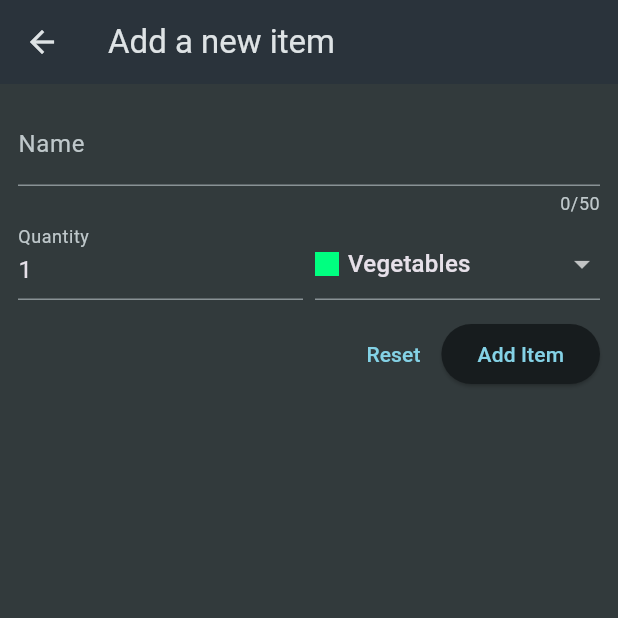
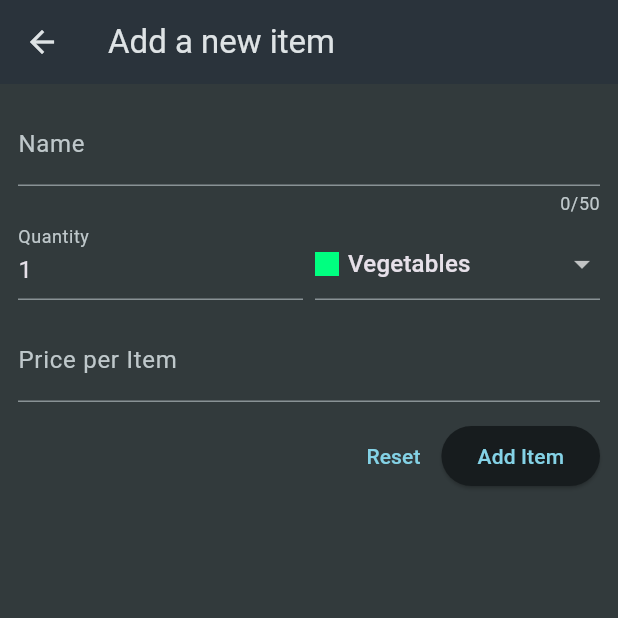
Before and after one commit to NicoSGaray/shopping_list_app, a Flutter app: the screen it shows after launch, after a tap on the "add" icon, on a phone screen of 412 x 824 dp, the top half of it. Run offline on Flutter 3.47's test engine with Material 3 defaults, Android fonts, the phone set to English and light mode, and no system bars; network calls fail.

Commit message:
Item Picre + Cuantity Total

```diff
--- a/lib/models/grocery_item.dart
+++ b/lib/models/grocery_item.dart
@@ -6,10 +6,12 @@ class GroceryItem {
     required this.name,
     required this.quantity,
     required this.category,
+    required this.price, // price per item
   });
 
   final String id;
   final String name;
   final int quantity;
   final Category category;
+  final double price; // stores price per item
 }
--- a/lib/widgets/grocery_list.dart
+++ b/lib/widgets/grocery_list.dart
@@ -39,7 +39,7 @@ class _GroceryListState extends State<GroceryList> {
         });
       }
 
-    if(response.body == 'null'){
+      if (response.body == 'null') {
         setState(() {
           _isLoading = false;
         });
@@ -59,6 +59,7 @@ class _GroceryListState extends State<GroceryList> {
             id: item.key,
             name: item.value['name'],
             quantity: item.value['quantity'],
+            price: item.value['price'] ?? 0.0, // includes the price
             category: category,
           ),
         );
@@ -67,11 +68,20 @@ class _GroceryListState extends State<GroceryList> {
         _groceryItems = loadedItems;
         _isLoading = false;
       });
-    } catch (error){
+    } catch (error) {
       setState(() {
         _error = 'Something went wrong! Please try again later.';
       });
     }
+  }
+
+  double _calculateTotalAmount() {
+    double total = 0.0; // Initializes the total amount
+    for (var item in _groceryItems) {
+      total += item.quantity * item.price; // Add the price for each item
+    }
+
+    return total; // Returns the calculated total
   }
 
   void _addItem() async {
@@ -102,26 +112,33 @@ class _GroceryListState extends State<GroceryList> {
 
     final response = await http.delete(url);
 
-
-    if(response.statusCode >= 400){
+    if (response.statusCode >= 400) {
       setState(() {
-        _groceryItems.insert(index ,item);
+        _groceryItems.insert(index, item);
       });
     }
   }
 
   @override
   Widget build(BuildContext context) {
-    Widget content = const Center(
-      child: Text('No items added yet.'),
+    Widget totalAmountWidget = Padding(
+      padding: const EdgeInsets.all(8.0),
+      child: Text(
+        'Total Amount: \$${_calculateTotalAmount().toStringAsFixed(2)}', // Displays the total amount with two decimal places
+        style: const TextStyle(
+          fontSize: 20,
+          fontWeight: FontWeight.bold,
+        ), // Style for the total amount text
+      ),
     );
 
-    if (_isLoading) {
-      content = const Center(child: CircularProgressIndicator());
-    }
-
-    if (_groceryItems.isNotEmpty) {
-      content = ListView.builder(
+    Widget content = Column(
+      children: [
+        totalAmountWidget, // Displays total amount at the top
+        Expanded(
+          child: _groceryItems.isEmpty
+              ? const Center(child: Text('No items added yet.'))
+              : ListView.builder(
                   itemCount: _groceryItems.length,
                   itemBuilder: (ctx, index) => Dismissible(
                     onDismissed: (direction) {
@@ -130,6 +147,8 @@ class _GroceryListState extends State<GroceryList> {
                     key: ValueKey(_groceryItems[index].id),
                     child: ListTile(
                       title: Text(_groceryItems[index].name),
+                      subtitle: Text(
+                          'Price: \$${_groceryItems[index].price.toStringAsFixed(2)}'), // Displays price
                       leading: Container(
                         width: 24,
                         height: 24,
@@ -140,13 +159,17 @@ class _GroceryListState extends State<GroceryList> {
                       ),
                     ),
                   ),
+                ),
+        ),
+      ],
     );
+
+    if (_isLoading) {
+      content = const Center(child: CircularProgressIndicator());
     }
 
     if (_error != null) {
-      content = Center(
-        child: Text(_error!),
-      );
+      content = Center(child: Text(_error!));
     }
 
     return Scaffold(
--- a/lib/widgets/new_item.dart
+++ b/lib/widgets/new_item.dart
@@ -21,6 +21,7 @@ class _NewItemState extends State<NewItem> {
   var _enteredName = '';
   var _enteredQuantity = 1;
   var _selectedCategory = categories[Categories.vegetables]!;
+  var _enteredPrice = 0.0; // New property for price
   var _isSending = false;
 
   void _saveItem() async {
@@ -42,6 +43,7 @@ class _NewItemState extends State<NewItem> {
             'name': _enteredName,
             'quantity': _enteredQuantity,
             'category': _selectedCategory.title,
+            'price': _enteredPrice, // Send price to Firebase
           },
         ),
       );
@@ -57,6 +59,7 @@ class _NewItemState extends State<NewItem> {
             id: resData['name'],
             name: _enteredName,
             quantity: _enteredQuantity,
+            price: _enteredPrice, // sets price
             category: _selectedCategory),
       );
     }
@@ -147,6 +150,30 @@ class _NewItemState extends State<NewItem> {
                 ],
               ),
               const SizedBox(height: 12),
+              TextFormField(
+                decoration: const InputDecoration(
+                  label:
+                      Text('Price per Item'), // Label displayed above the input
+                ),
+                keyboardType: const TextInputType.numberWithOptions(
+                    decimal: true), // Ensures input supports decimals
+                validator: (value) {
+                  // Validation for the price
+                  if (value == null ||
+                      value.isEmpty ||
+                      double.tryParse(value) == null ||
+                      double.tryParse(value)! <= 0) {
+                    return 'Must be a valid, positive number.'; // Error message if input is invalid
+                  }
+                  return null; // Return null if the input passes validation
+                },
+                onSaved: (value) {
+                  _enteredPrice =
+                      double.parse(value!); // Saves the valid input as a double
+                },
+              ),
+              // Adds space between the price input and the next widget
+              const SizedBox(height: 12),
               Row(
                 mainAxisAlignment: MainAxisAlignment.end,
                 children: [
```
Lines whose indentation alone changed are shown as unchanged.
